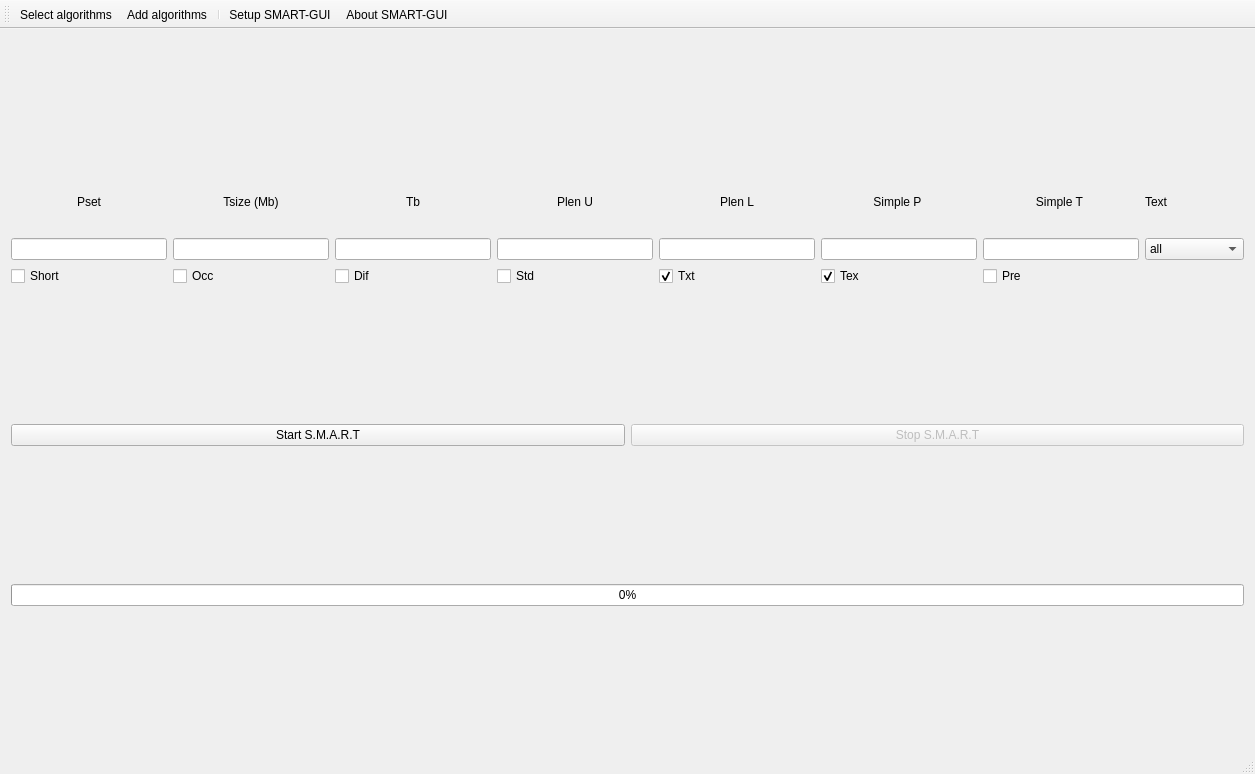
The window that SMART-GUI-V2/mainwindow.ui (smart-tool/smart-gui) describes before a commit, drawn with Qt 5.
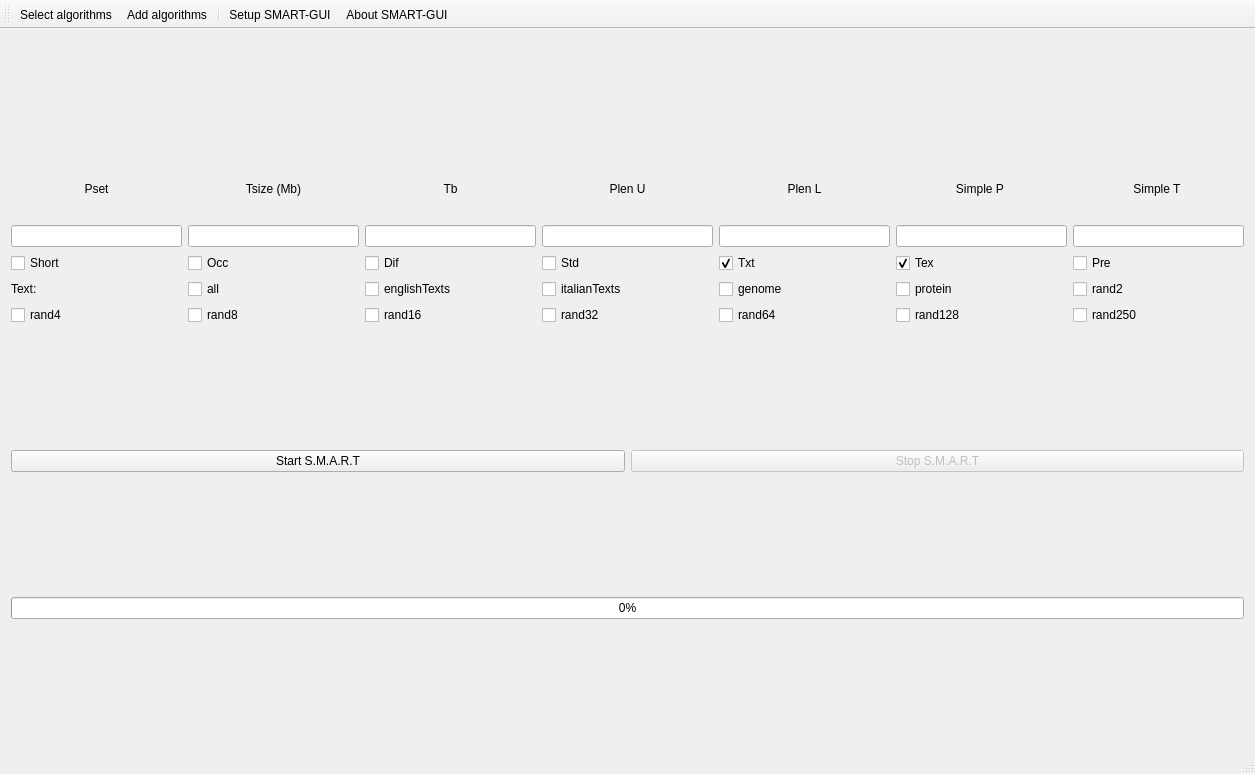
The same window after the commit.

Commit message: Change ComboBox in MultiCheckBox

```diff
--- a/SMART-GUI-V2/mainwindow.ui
+++ b/SMART-GUI-V2/mainwindow.ui
@@ -31,7 +31,7 @@
   <widget class="QWidget" name="centralWidget">
    <layout class="QVBoxLayout" name="verticalLayout">
     <item>
-     <layout class="QGridLayout" name="gridLayout" rowstretch="0,0,0">
+     <layout class="QGridLayout" name="gridLayout" rowstretch="0,0,0,0,0">
       <property name="sizeConstraint">
        <enum>QLayout::SetDefaultConstraint</enum>
       </property>
@@ -86,19 +86,6 @@
         </property>
        </widget>
       </item>
-      <item row="0" column="7">
-       <widget class="QLabel" name="Text_label">
-        <property name="maximumSize">
-         <size>
-          <width>16777215</width>
-          <height>60</height>
-         </size>
-        </property>
-        <property name="text">
-         <string>Text</string>
-        </property>
-       </widget>
-      </item>
       <item row="1" column="1">
        <widget class="QLineEdit" name="Tsize_lineEdit"/>
       </item>
@@ -118,6 +105,9 @@
         </property>
        </widget>
       </item>
+      <item row="1" column="2">
+       <widget class="QLineEdit" name="Tb_lineEdit"/>
+      </item>
       <item row="1" column="6">
        <widget class="QLineEdit" name="SimpleT_lineEdit">
         <property name="maxLength">
@@ -132,8 +122,8 @@
         </property>
        </widget>
       </item>
-      <item row="1" column="2">
-       <widget class="QLineEdit" name="Tb_lineEdit"/>
+      <item row="1" column="4">
+       <widget class="QLineEdit" name="PlenL_lineEdit"/>
       </item>
       <item row="0" column="6">
        <widget class="QLabel" name="SimpleT_label">
@@ -151,9 +141,6 @@
         </property>
        </widget>
       </item>
-      <item row="1" column="4">
-       <widget class="QLineEdit" name="PlenL_lineEdit"/>
-      </item>
       <item row="0" column="5">
        <widget class="QLabel" name="SimpleP_label">
         <property name="maximumSize">
@@ -186,81 +173,12 @@
         </property>
        </widget>
       </item>
-      <item row="1" column="7">
-       <widget class="QComboBox" name="Text_comboBox">
-        <item>
-         <property name="text">
-          <string>all</string>
-         </property>
-        </item>
-        <item>
-         <property name="text">
-          <string>englishTexts</string>
-         </property>
-        </item>
-        <item>
-         <property name="text">
-          <string>italianTexts</string>
-         </property>
-        </item>
-        <item>
-         <property name="text">
-          <string>genome</string>
-         </property>
-        </item>
-        <item>
-         <property name="text">
-          <string>protein</string>
-         </property>
-        </item>
-        <item>
-         <property name="text">
-          <string>rand2</string>
-         </property>
-        </item>
-        <item>
-         <property name="text">
-          <string>rand4</string>
-         </property>
-        </item>
-        <item>
-         <property name="text">
-          <string>rand8</string>
-         </property>
-        </item>
-        <item>
-         <property name="text">
-          <string>rand16</string>
-         </property>
-        </item>
-        <item>
-         <property name="text">
-          <string>rand32</string>
-         </property>
-        </item>
-        <item>
-         <property name="text">
-          <string>rand64</string>
-         </property>
-        </item>
-        <item>
-         <property name="text">
-          <string>rand128</string>
-         </property>
-        </item>
-        <item>
-         <property name="text">
-          <string>rand250</string>
-         </property>
-        </item>
-       </widget>
-      </item>
-      <item row="1" column="3">
-       <widget class="QLineEdit" name="PlenU_lineEdit"/>
-      </item>
       <item row="1" column="0">
        <widget class="QLineEdit" name="Pset_lineEdit"/>
       </item>
+      <item row="1" column="3">
+       <widget class="QLineEdit" name="PlenU_lineEdit"/>
+      </item>
       <item row="2" column="0">
        <widget class="QCheckBox" name="Short_checkBox">
         <property name="text">
@@ -322,6 +240,104 @@
         </property>
        </widget>
       </item>
+      <item row="3" column="0">
+       <widget class="QLabel" name="label">
+        <property name="text">
+         <string>Text:</string>
+        </property>
+       </widget>
+      </item>
+      <item row="3" column="2">
+       <widget class="QCheckBox" name="checkBox_2">
+        <property name="text">
+         <string>englishTexts</string>
+        </property>
+       </widget>
+      </item>
+      <item row="3" column="1">
+       <widget class="QCheckBox" name="checkBox">
+        <property name="text">
+         <string>all</string>
+        </property>
+       </widget>
+      </item>
+      <item row="3" column="3">
+       <widget class="QCheckBox" name="checkBox_3">
+        <property name="text">
+         <string>italianTexts</string>
+        </property>
+       </widget>
+      </item>
+      <item row="3" column="4">
+       <widget class="QCheckBox" name="checkBox_4">
+        <property name="text">
+         <string>genome</string>
+        </property>
+       </widget>
+      </item>
+      <item row="3" column="5">
+       <widget class="QCheckBox" name="checkBox_5">
+        <property name="text">
+         <string>protein</string>
+        </property>
+       </widget>
+      </item>
+      <item row="3" column="6">
+       <widget class="QCheckBox" name="checkBox_6">
+        <property name="text">
+         <string>rand2</string>
+        </property>
+       </widget>
+      </item>
+      <item row="4" column="0">
+       <widget class="QCheckBox" name="checkBox_7">
+        <property name="text">
+         <string>rand4</string>
+        </property>
+       </widget>
+      </item>
+      <item row="4" column="1">
+       <widget class="QCheckBox" name="checkBox_8">
+        <property name="text">
+         <string>rand8</string>
+        </property>
+       </widget>
+      </item>
+      <item row="4" column="2">
+       <widget class="QCheckBox" name="checkBox_9">
+        <property name="text">
+         <string>rand16</string>
+        </property>
+       </widget>
+      </item>
+      <item row="4" column="3">
+       <widget class="QCheckBox" name="checkBox_10">
+        <property name="text">
+         <string>rand32</string>
+        </property>
+       </widget>
+      </item>
+      <item row="4" column="4">
+       <widget class="QCheckBox" name="checkBox_11">
+        <property name="text">
+         <string>rand64</string>
+        </property>
+       </widget>
+      </item>
+      <item row="4" column="5">
+       <widget class="QCheckBox" name="checkBox_12">
+        <property name="text">
+         <string>rand128</string>
+        </property>
+       </widget>
+      </item>
+      <item row="4" column="6">
+       <widget class="QCheckBox" name="checkBox_13">
+        <property name="text">
+         <string>rand250</string>
+        </property>
+       </widget>
+      </item>
      </layout>
     </item>
     <item>
```
Left out of the diff: 1 changed line with no effect on the pictures. The commit also changes 33 other files.
